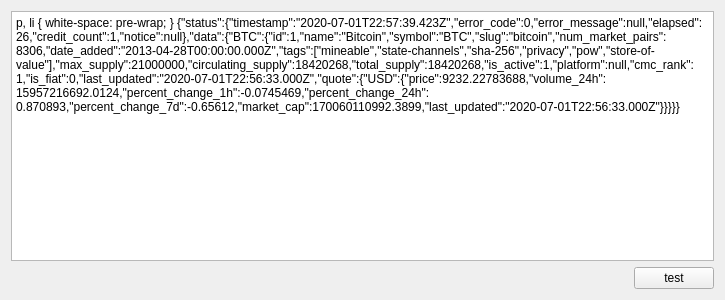
RinatB2017/mega_GIT, file Qt/my_programm/_For_tests/src/test_json/src/ui/test_json.ui: the form before one commit.
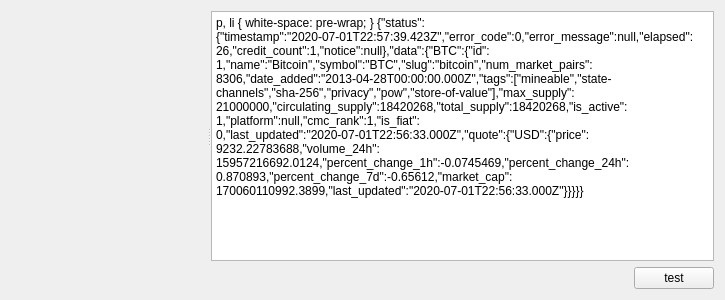
The form after the commit. Custom widgets are drawn as their Qt base class.

The edit to the form file:
```diff
--- a/Qt/my_programm/_For_tests/src/test_json/src/ui/test_json.ui
+++ b/Qt/my_programm/_For_tests/src/test_json/src/ui/test_json.ui
@@ -15,6 +15,17 @@
   </property>
   <layout class="QVBoxLayout" name="verticalLayout">
    <item>
+    <widget class="QSplitter" name="splitter">
+     <property name="sizePolicy">
+      <sizepolicy hsizetype="Expanding" vsizetype="Expanding">
+       <horstretch>0</horstretch>
+       <verstretch>0</verstretch>
+      </sizepolicy>
+     </property>
+     <property name="orientation">
+      <enum>Qt::Horizontal</enum>
+     </property>
+     <widget class="ShowJSON" name="ShowJSON_widget" native="true"/>
     <widget class="QTextEdit" name="te_result">
      <property name="html">
       <string>&lt;!DOCTYPE HTML PUBLIC &quot;-//W3C//DTD HTML 4.0//EN&quot; &quot;http://www.w3.org/TR/REC-html40/strict.dtd&quot;&gt;
@@ -24,6 +35,7 @@
 &lt;p style=&quot; margin-top:0px; margin-bottom:0px; margin-left:0px; margin-right:0px; -qt-block-indent:0; text-indent:0px;&quot;&gt;{&amp;quot;status&amp;quot;:{&amp;quot;timestamp&amp;quot;:&amp;quot;2020-07-01T22:57:39.423Z&amp;quot;,&amp;quot;error_code&amp;quot;:0,&amp;quot;error_message&amp;quot;:null,&amp;quot;elapsed&amp;quot;:26,&amp;quot;credit_count&amp;quot;:1,&amp;quot;notice&amp;quot;:null},&amp;quot;data&amp;quot;:{&amp;quot;BTC&amp;quot;:{&amp;quot;id&amp;quot;:1,&amp;quot;name&amp;quot;:&amp;quot;Bitcoin&amp;quot;,&amp;quot;symbol&amp;quot;:&amp;quot;BTC&amp;quot;,&amp;quot;slug&amp;quot;:&amp;quot;bitcoin&amp;quot;,&amp;quot;num_market_pairs&amp;quot;:8306,&amp;quot;date_added&amp;quot;:&amp;quot;2013-04-28T00:00:00.000Z&amp;quot;,&amp;quot;tags&amp;quot;:[&amp;quot;mineable&amp;quot;,&amp;quot;state-channels&amp;quot;,&amp;quot;sha-256&amp;quot;,&amp;quot;privacy&amp;quot;,&amp;quot;pow&amp;quot;,&amp;quot;store-of-value&amp;quot;],&amp;quot;max_supply&amp;quot;:21000000,&amp;quot;circulating_supply&amp;quot;:18420268,&amp;quot;total_supply&amp;quot;:18420268,&amp;quot;is_active&amp;quot;:1,&amp;quot;platform&amp;quot;:null,&amp;quot;cmc_rank&amp;quot;:1,&amp;quot;is_fiat&amp;quot;:0,&amp;quot;last_updated&amp;quot;:&amp;quot;2020-07-01T22:56:33.000Z&amp;quot;,&amp;quot;quote&amp;quot;:{&amp;quot;USD&amp;quot;:{&amp;quot;price&amp;quot;:9232.22783688,&amp;quot;volume_24h&amp;quot;:15957216692.0124,&amp;quot;percent_change_1h&amp;quot;:-0.0745469,&amp;quot;percent_change_24h&amp;quot;:0.870893,&amp;quot;percent_change_7d&amp;quot;:-0.65612,&amp;quot;market_cap&amp;quot;:170060110992.3899,&amp;quot;last_updated&amp;quot;:&amp;quot;2020-07-01T22:56:33.000Z&amp;quot;}}}}}&lt;/p&gt;&lt;/body&gt;&lt;/html&gt;</string>
      </property>
     </widget>
+    </widget>
    </item>
    <item>
     <layout class="QHBoxLayout" name="horizontalLayout">
@@ -51,6 +63,14 @@
    </item>
   </layout>
  </widget>
+ <customwidgets>
+  <customwidget>
+   <class>ShowJSON</class>
+   <extends>QWidget</extends>
+   <header>showjson.hpp</header>
+   <container>1</container>
+  </customwidget>
+ </customwidgets>
  <resources/>
  <connections/>
 </ui>
```
Left out of the diff: 3 changed lines with no effect on the pictures. Lines whose indentation alone changed are shown as unchanged.
